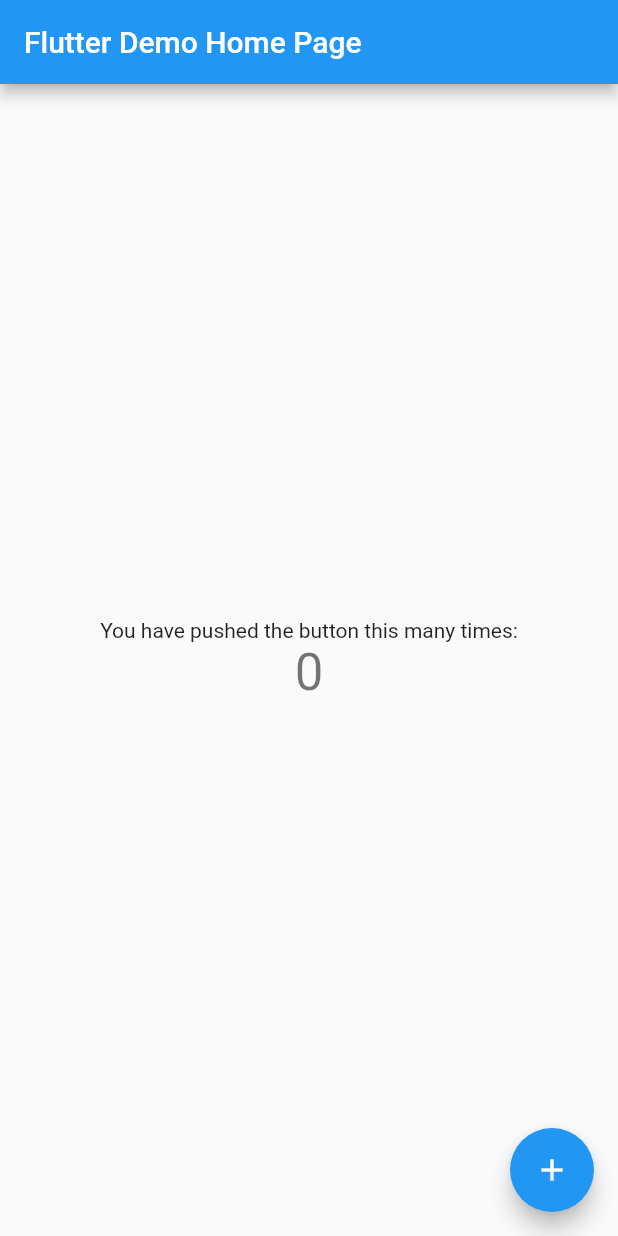
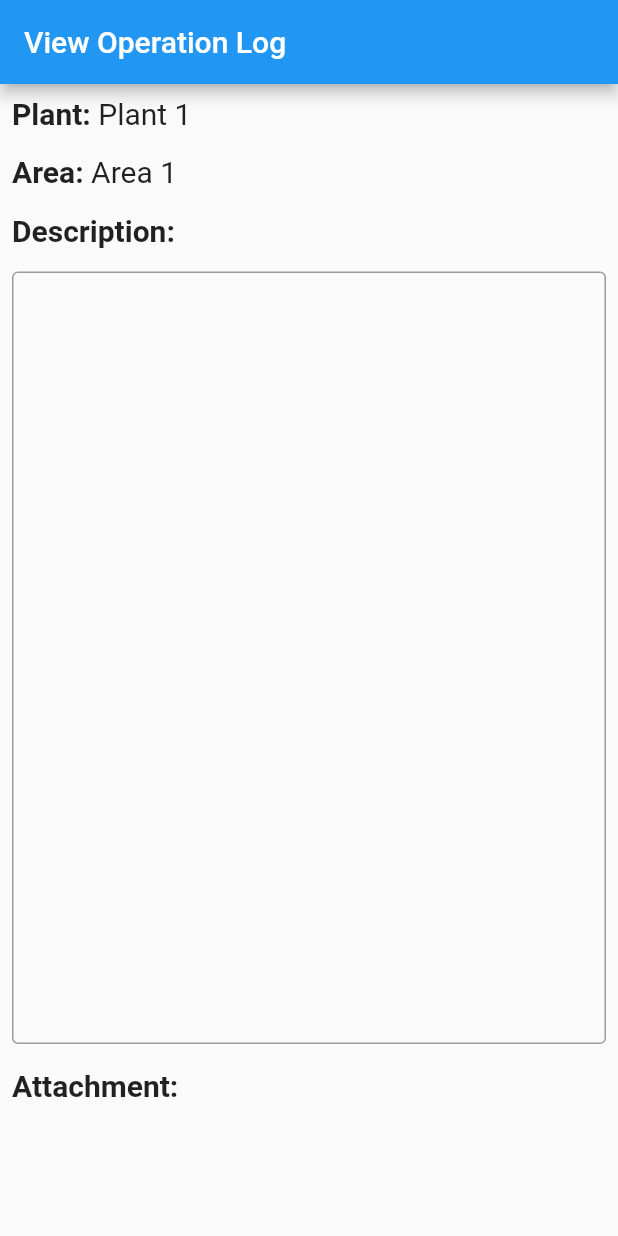
Before and after one commit to techzas/smart-operator, a Flutter app: the screen it shows after launch, on a phone screen of 412 x 824 dp. Run offline on Flutter 3.47's test engine with Material 2 defaults, Android fonts, the phone set to English and light mode, and no system bars.

Commit message:
+ view Operation Log page.

```diff
--- a/lib/main.dart
+++ b/lib/main.dart
@@ -1,111 +1,14 @@
 import 'package:flutter/material.dart';
+import 'package:smart_operator/pages/viewoperationlog.dart';
 
 void main() => runApp(MyApp());
 
 class MyApp extends StatelessWidget {
-  // This widget is the root of your application.
   @override
   Widget build(BuildContext context) {
     return MaterialApp(
-      title: 'Flutter Demo',
-      theme: ThemeData(
-        // This is the theme of your application.
-        //
-        // Try running your application with "flutter run". You'll see the
-        // application has a blue toolbar. Then, without quitting the app, try
-        // changing the primarySwatch below to Colors.green and then invoke
-        // "hot reload" (press "r" in the console where you ran "flutter run",
-        // or simply save your changes to "hot reload" in a Flutter IDE).
-        // Notice that the counter didn't reset back to zero; the application
-        // is not restarted.
-        primarySwatch: Colors.blue,
-      ),
-      home: MyHomePage(title: 'Flutter Demo Home Page'),
+      title: 'Operation Log',
+      home: ViewOperationLog(),
     );
   }
 }
-
-class MyHomePage extends StatefulWidget {
-  MyHomePage({Key key, this.title}) : super(key: key);
-
-  // This widget is the home page of your application. It is stateful, meaning
-  // that it has a State object (defined below) that contains fields that affect
-  // how it looks.
-
-  // This class is the configuration for the state. It holds the values (in this
-  // case the title) provided by the parent (in this case the App widget) and
-  // used by the build method of the State. Fields in a Widget subclass are
-  // always marked "final".
-
-  final String title;
-
-  @override
-  _MyHomePageState createState() => _MyHomePageState();
-}
-
-class _MyHomePageState extends State<MyHomePage> {
-  int _counter = 0;
-
-  void _incrementCounter() {
-    setState(() {
-      // This call to setState tells the Flutter framework that something has
-      // changed in this State, which causes it to rerun the build method below
-      // so that the display can reflect the updated values. If we changed
-      // _counter without calling setState(), then the build method would not be
-      // called again, and so nothing would appear to happen.
-      _counter++;
-    });
-  }
-
-  @override
-  Widget build(BuildContext context) {
-    // This method is rerun every time setState is called, for instance as done
-    // by the _incrementCounter method above.
-    //
-    // The Flutter framework has been optimized to make rerunning build methods
-    // fast, so that you can just rebuild anything that needs updating rather
-    // than having to individually change instances of widgets.
-    return Scaffold(
-      appBar: AppBar(
-        // Here we take the value from the MyHomePage object that was created by
-        // the App.build method, and use it to set our appbar title.
-        title: Text(widget.title),
-      ),
-      body: Center(
-        // Center is a layout widget. It takes a single child and positions it
-        // in the middle of the parent.
-        child: Column(
-          // Column is also layout widget. It takes a list of children and
-          // arranges them vertically. By default, it sizes itself to fit its
-          // children horizontally, and tries to be as tall as its parent.
-          //
-          // Invoke "debug painting" (press "p" in the console, choose the
-          // "Toggle Debug Paint" action from the Flutter Inspector in Android
-          // Studio, or the "Toggle Debug Paint" command in Visual Studio Code)
-          // to see the wireframe for each widget.
-          //
-          // Column has various properties to control how it sizes itself and
-          // how it positions its children. Here we use mainAxisAlignment to
-          // center the children vertically; the main axis here is the vertical
-          // axis because Columns are vertical (the cross axis would be
-          // horizontal).
-          mainAxisAlignment: MainAxisAlignment.center,
-          children: <Widget>[
-            Text(
-              'You have pushed the button this many times:',
-            ),
-            Text(
-              '$_counter',
-              style: Theme.of(context).textTheme.display1,
-            ),
-          ],
-        ),
-      ),
-      floatingActionButton: FloatingActionButton(
-        onPressed: _incrementCounter,
-        tooltip: 'Increment',
-        child: Icon(Icons.add),
-      ), // This trailing comma makes auto-formatting nicer for build methods.
-    );
-  }
-}
--- /dev/null
+++ b/lib/pages/viewoperationlog.dart
@@ -0,0 +1,75 @@
+import 'package:flutter/material.dart';
+
+class ViewOperationLog extends StatelessWidget {
+  var plant = 'Plant 1';
+  var area = 'Area 1';
+  var description = 'Lorem Ipsum is simply dummy text of the printing and typesetting industry. Lorem Ipsum has been the industry\'s standard dummy text ever since the 1500s, when an unknown printer took a galley of type and scrambled it to make a type specimen book. It has survived not only five centuries, but also the leap into electronic typesetting, remaining essentially unchanged. It was popularised in the 1960s with the release of Letraset sheets containing Lorem Ipsum passages, and more recently with desktop publishing software like Aldus PageMaker including versions of Lorem Ipsum.';
+  @override
+  Widget build(BuildContext context) {
+    return Scaffold(
+      appBar: AppBar(
+        title: Text('View Operation Log'),
+      ),
+      body: Column(
+        crossAxisAlignment: CrossAxisAlignment.start,
+        children: <Widget>[
+          Padding(
+            padding: const EdgeInsets.all(8.0),
+            child: Row(
+              children: <Widget>[
+                Text(
+                  'Plant: ',
+                  style: TextStyle(fontSize: 20.0, fontWeight: FontWeight.bold),
+                ),
+                Text(
+                  plant,
+                  style: TextStyle(fontSize: 20.0),
+                ),
+              ],
+            ),
+          ),
+          Padding(
+            padding: const EdgeInsets.all(8.0),
+            child: Row(
+              children: <Widget>[
+                Text(
+                  'Area: ',
+                  style: TextStyle(fontSize: 20.0, fontWeight: FontWeight.bold),
+                ),
+                Text(
+                  area,
+                  style: TextStyle(fontSize: 20.0),
+                ),
+              ],
+            ),
+          ),
+          Padding(
+            padding: const EdgeInsets.all(8.0),
+            child: Text(
+              'Description: ',
+              style: TextStyle(fontSize: 20.0, fontWeight: FontWeight.bold),
+            ),
+          ),
+          Padding(
+            padding: const EdgeInsets.all(8.0),
+            child: Container(
+              child: TextFormField(
+                maxLines: 25,
+                decoration: InputDecoration(
+                  border: OutlineInputBorder()
+                )
+              )
+            ),
+          ),
+          Padding(
+            padding: const EdgeInsets.all(8.0),
+            child: Text(
+              'Attachment: ',
+              style: TextStyle(fontSize: 20.0, fontWeight: FontWeight.bold),
+            ),
+          ),
+        ],
+      ),
+    );
+  }
+}
```
Also changed, not shown: pubspec.lock, 2 other files.
